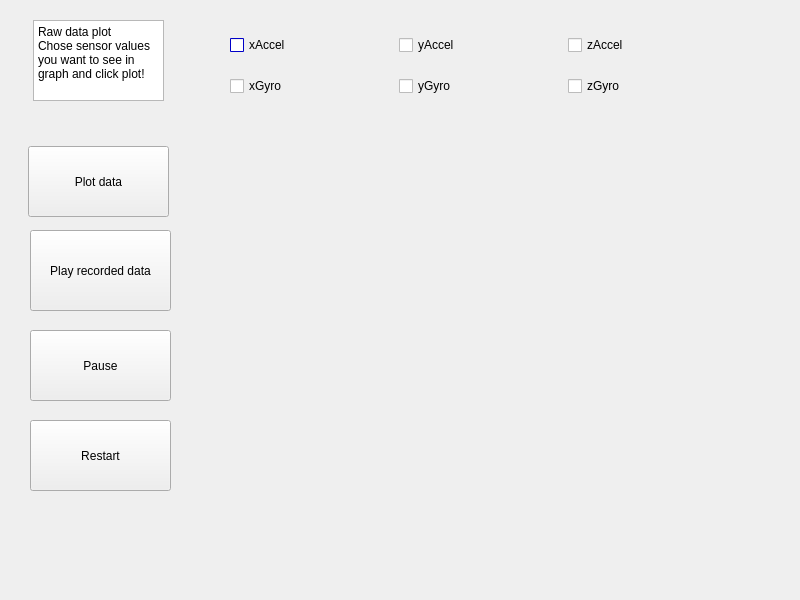
The window that PlotData.ui (Dajana9/MPU6050-Rpi2-Qt) describes before a commit, drawn with Qt 5.
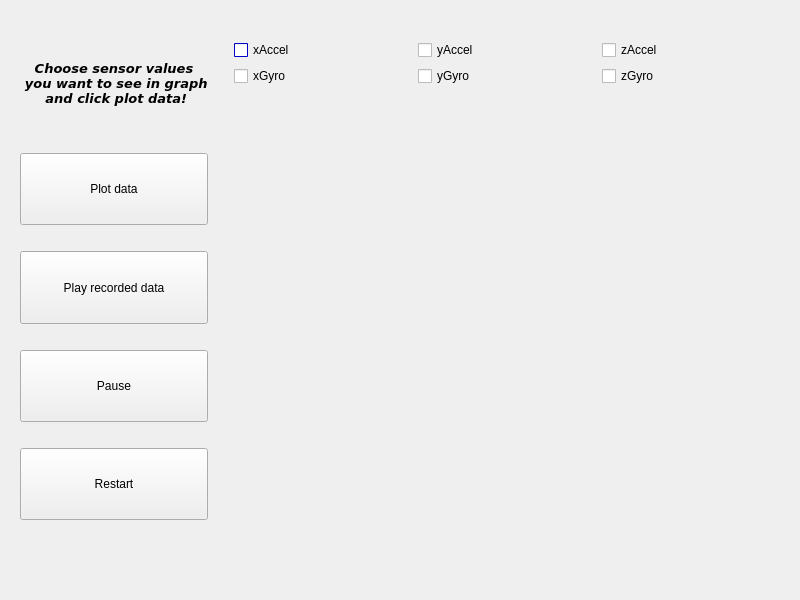
The same window after the commit. Custom widgets are drawn as their Qt base class.

Commit message: layouts done velocity, position on going :)

```diff
--- a/PlotData.ui
+++ b/PlotData.ui
@@ -14,97 +14,278 @@
    <string>MainWindow</string>
   </property>
   <widget class="QWidget" name="centralwidget">
+   <layout class="QGridLayout" name="gridLayout_2">
+    <property name="leftMargin">
+     <number>20</number>
+    </property>
+    <property name="topMargin">
+     <number>20</number>
+    </property>
+    <property name="rightMargin">
+     <number>20</number>
+    </property>
+    <property name="bottomMargin">
+     <number>20</number>
+    </property>
+    <item row="1" column="2">
+     <widget class="QCustomPlot" name="plot" native="true">
+      <property name="sizePolicy">
+       <sizepolicy hsizetype="Expanding" vsizetype="Expanding">
+        <horstretch>0</horstretch>
+        <verstretch>0</verstretch>
+       </sizepolicy>
+      </property>
+     </widget>
+    </item>
+    <item row="0" column="0" rowspan="2">
+     <layout class="QVBoxLayout" name="verticalLayout">
+      <item>
+       <spacer name="verticalSpacer_5">
+        <property name="orientation">
+         <enum>Qt::Vertical</enum>
+        </property>
+        <property name="sizeType">
+         <enum>QSizePolicy::Minimum</enum>
+        </property>
+        <property name="sizeHint" stdset="0">
+         <size>
+          <width>20</width>
+          <height>40</height>
+         </size>
+        </property>
+       </spacer>
+      </item>
+      <item>
+       <widget class="QLabel" name="label">
+        <property name="sizePolicy">
+         <sizepolicy hsizetype="Fixed" vsizetype="Fixed">
+          <horstretch>0</horstretch>
+          <verstretch>0</verstretch>
+         </sizepolicy>
+        </property>
+        <property name="font">
+         <font>
+          <family>Bitstream Vera Sans</family>
+          <pointsize>10</pointsize>
+          <weight>75</weight>
+          <italic>true</italic>
+          <bold>true</bold>
+         </font>
+        </property>
+        <property name="contextMenuPolicy">
+         <enum>Qt::DefaultContextMenu</enum>
+        </property>
+        <property name="text">
+         <string>Choose sensor values
+ you want to see in graph
+ and click plot data!</string>
+        </property>
+        <property name="alignment">
+         <set>Qt::AlignCenter</set>
+        </property>
+       </widget>
+      </item>
+      <item>
+       <spacer name="verticalSpacer_4">
+        <property name="orientation">
+         <enum>Qt::Vertical</enum>
+        </property>
+        <property name="sizeType">
+         <enum>QSizePolicy::Minimum</enum>
+        </property>
+        <property name="sizeHint" stdset="0">
+         <size>
+          <width>20</width>
+          <height>40</height>
+         </size>
+        </property>
+       </spacer>
+      </item>
+      <item>
    <widget class="QPushButton" name="sensorValues">
-    <property name="geometry">
-     <rect>
-      <x>28</x>
-      <y>146</y>
-      <width>141</width>
-      <height>71</height>
-     </rect>
+        <property name="sizePolicy">
+         <sizepolicy hsizetype="Preferred" vsizetype="Preferred">
+          <horstretch>0</horstretch>
+          <verstretch>0</verstretch>
+         </sizepolicy>
     </property>
     <property name="text">
      <string>Plot data</string>
     </property>
    </widget>
-   <widget class="QCustomPlot" name="plot" native="true">
-    <property name="geometry">
-     <rect>
-      <x>220</x>
-      <y>130</y>
-      <width>521</width>
-      <height>371</height>
-     </rect>
-    </property>
-   </widget>
+      </item>
+      <item>
+       <spacer name="verticalSpacer_3">
+        <property name="orientation">
+         <enum>Qt::Vertical</enum>
+        </property>
+        <property name="sizeType">
+         <enum>QSizePolicy::Minimum</enum>
+        </property>
+        <property name="sizeHint" stdset="0">
+         <size>
+          <width>20</width>
+          <height>20</height>
+         </size>
+        </property>
+       </spacer>
+      </item>
+      <item>
    <widget class="QPushButton" name="recData">
-    <property name="geometry">
-     <rect>
-      <x>30</x>
-      <y>230</y>
-      <width>141</width>
-      <height>81</height>
-     </rect>
+        <property name="sizePolicy">
+         <sizepolicy hsizetype="Preferred" vsizetype="Preferred">
+          <horstretch>0</horstretch>
+          <verstretch>0</verstretch>
+         </sizepolicy>
     </property>
     <property name="text">
      <string>Play recorded data</string>
     </property>
    </widget>
+      </item>
+      <item>
+       <spacer name="verticalSpacer_2">
+        <property name="orientation">
+         <enum>Qt::Vertical</enum>
+        </property>
+        <property name="sizeType">
+         <enum>QSizePolicy::Minimum</enum>
+        </property>
+        <property name="sizeHint" stdset="0">
+         <size>
+          <width>20</width>
+          <height>20</height>
+         </size>
+        </property>
+       </spacer>
+      </item>
+      <item>
    <widget class="QPushButton" name="pause">
-    <property name="geometry">
-     <rect>
-      <x>30</x>
-      <y>330</y>
-      <width>141</width>
-      <height>71</height>
-     </rect>
+        <property name="sizePolicy">
+         <sizepolicy hsizetype="Preferred" vsizetype="Preferred">
+          <horstretch>0</horstretch>
+          <verstretch>0</verstretch>
+         </sizepolicy>
     </property>
     <property name="text">
      <string>Pause</string>
     </property>
    </widget>
+      </item>
+      <item>
+       <spacer name="verticalSpacer">
+        <property name="orientation">
+         <enum>Qt::Vertical</enum>
+        </property>
+        <property name="sizeType">
+         <enum>QSizePolicy::Minimum</enum>
+        </property>
+        <property name="sizeHint" stdset="0">
+         <size>
+          <width>20</width>
+          <height>20</height>
+         </size>
+        </property>
+       </spacer>
+      </item>
+      <item>
    <widget class="QPushButton" name="restart">
-    <property name="geometry">
-     <rect>
-      <x>30</x>
-      <y>420</y>
-      <width>141</width>
-      <height>71</height>
-     </rect>
+        <property name="sizePolicy">
+         <sizepolicy hsizetype="Preferred" vsizetype="Preferred">
+          <horstretch>0</horstretch>
+          <verstretch>0</verstretch>
+         </sizepolicy>
     </property>
     <property name="text">
      <string>Restart</string>
     </property>
    </widget>
-   <widget class="QPlainTextEdit" name="plainTextEdit">
-    <property name="geometry">
-     <rect>
-      <x>33</x>
-      <y>20</y>
-      <width>131</width>
-      <height>81</height>
-     </rect>
-    </property>
-    <property name="layoutDirection">
-     <enum>Qt::LeftToRight</enum>
-    </property>
-    <property name="plainText">
-     <string>Raw data plot
-Chose sensor values you want to see in graph and click plot!</string>
-    </property>
-   </widget>
-   <widget class="QWidget" name="layoutWidget">
-    <property name="geometry">
-     <rect>
-      <x>230</x>
-      <y>20</y>
-      <width>501</width>
-      <height>91</height>
-     </rect>
-    </property>
+      </item>
+      <item>
+       <spacer name="verticalSpacer_6">
+        <property name="orientation">
+         <enum>Qt::Vertical</enum>
+        </property>
+        <property name="sizeType">
+         <enum>QSizePolicy::Minimum</enum>
+        </property>
+        <property name="sizeHint" stdset="0">
+         <size>
+          <width>20</width>
+          <height>60</height>
+         </size>
+        </property>
+       </spacer>
+      </item>
+     </layout>
+    </item>
+    <item row="0" column="2">
     <layout class="QGridLayout" name="gridLayout">
-     <item row="0" column="0">
+      <item row="0" column="1">
+       <spacer name="verticalSpacer_7">
+        <property name="orientation">
+         <enum>Qt::Vertical</enum>
+        </property>
+        <property name="sizeType">
+         <enum>QSizePolicy::Minimum</enum>
+        </property>
+        <property name="sizeHint" stdset="0">
+         <size>
+          <width>20</width>
+          <height>20</height>
+         </size>
+        </property>
+       </spacer>
+      </item>
+      <item row="1" column="1">
+       <widget class="QCheckBox" name="yAccel">
+        <property name="text">
+         <string>yAccel</string>
+        </property>
+       </widget>
+      </item>
+      <item row="2" column="2">
+       <widget class="QCheckBox" name="zGyro">
+        <property name="text">
+         <string>zGyro</string>
+        </property>
+       </widget>
+      </item>
+      <item row="1" column="2">
+       <widget class="QCheckBox" name="zAccel">
+        <property name="text">
+         <string>zAccel</string>
+        </property>
+       </widget>
+      </item>
+      <item row="2" column="0">
+       <widget class="QCheckBox" name="xGyro">
+        <property name="sizePolicy">
+         <sizepolicy hsizetype="Preferred" vsizetype="Fixed">
+          <horstretch>0</horstretch>
+          <verstretch>0</verstretch>
+         </sizepolicy>
+        </property>
+        <property name="text">
+         <string>xGyro</string>
+        </property>
+       </widget>
+      </item>
+      <item row="2" column="1">
+       <widget class="QCheckBox" name="yGyro">
+        <property name="text">
+         <string>yGyro</string>
+        </property>
+       </widget>
+      </item>
+      <item row="1" column="0">
       <widget class="QCheckBox" name="xAccel">
+        <property name="sizePolicy">
+         <sizepolicy hsizetype="Preferred" vsizetype="Preferred">
+          <horstretch>0</horstretch>
+          <verstretch>0</verstretch>
+         </sizepolicy>
+        </property>
        <property name="palette">
         <palette>
          <active>
@@ -525,43 +706,38 @@
        </property>
       </widget>
      </item>
-     <item row="0" column="1">
-      <widget class="QCheckBox" name="yAccel">
-       <property name="text">
-        <string>yAccel</string>
-       </property>
-      </widget>
-     </item>
-     <item row="0" column="2">
-      <widget class="QCheckBox" name="zAccel">
-       <property name="text">
-        <string>zAccel</string>
-       </property>
-      </widget>
-     </item>
-     <item row="1" column="0">
-      <widget class="QCheckBox" name="xGyro">
-       <property name="text">
-        <string>xGyro</string>
-       </property>
-      </widget>
-     </item>
-     <item row="1" column="1">
-      <widget class="QCheckBox" name="yGyro">
-       <property name="text">
-        <string>yGyro</string>
-       </property>
-      </widget>
-     </item>
-     <item row="1" column="2">
-      <widget class="QCheckBox" name="zGyro">
-       <property name="text">
-        <string>zGyro</string>
-       </property>
-      </widget>
-     </item>
-    </layout>
-   </widget>
+      <item row="3" column="1">
+       <spacer name="horizontalSpacer">
+        <property name="orientation">
+         <enum>Qt::Horizontal</enum>
+        </property>
+        <property name="sizeType">
+         <enum>QSizePolicy::Preferred</enum>
+        </property>
+        <property name="sizeHint" stdset="0">
+         <size>
+          <width>40</width>
+          <height>20</height>
+         </size>
+        </property>
+       </spacer>
+      </item>
+     </layout>
+    </item>
+    <item row="0" column="1" rowspan="2">
+     <spacer name="verticalSpacer_8">
+      <property name="orientation">
+       <enum>Qt::Vertical</enum>
+      </property>
+      <property name="sizeHint" stdset="0">
+       <size>
+        <width>20</width>
+        <height>40</height>
+       </size>
+      </property>
+     </spacer>
+    </item>
+   </layout>
   </widget>
  </widget>
  <customwidgets>
```
Lines whose indentation alone changed are shown as unchanged. The commit also changes 15 other files.
